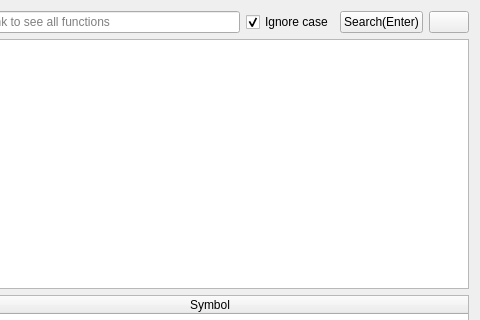
Above: GUI/FunctionsInfoWidget.ui from korcankaraokcu/PINCE before the change; both pictures show x 160 to 640 and y 0 to 320 of the 640 by 555 pixel window. Below: the same form after it.
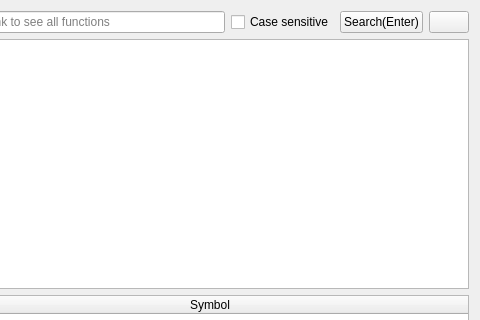
That is the form after the change.

Commit message: Refactor ignore_case to case_sensitive for convenience

Diff of the .ui file:
```diff
--- a/GUI/FunctionsInfoWidget.ui
+++ b/GUI/FunctionsInfoWidget.ui
@@ -67,10 +67,7 @@
         <string>Ignore case if checked</string>
        </property>
        <property name="text">
-        <string>Ignore case</string>
-       </property>
-       <property name="checked">
-        <bool>true</bool>
+        <string>Case sensitive</string>
        </property>
       </widget>
      </item>
```
Left out of the diff: 2 changed lines with no effect on the pictures. The commit also changes 12 other files.
